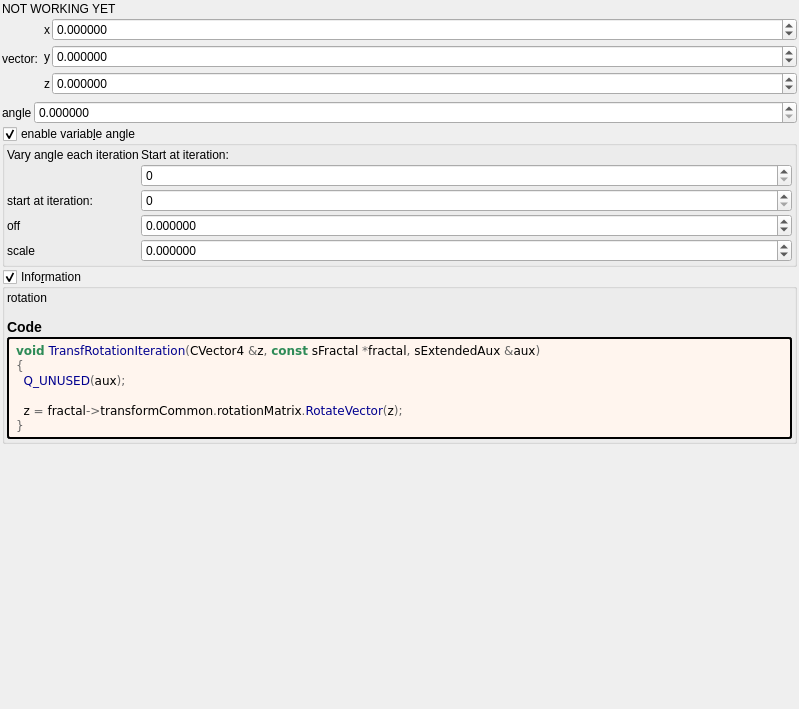
Qt form mandelbulber2/formula/ui/transf_rotate_about_vec3.ui (buddhi1980/mandelbulber2) before a commit.
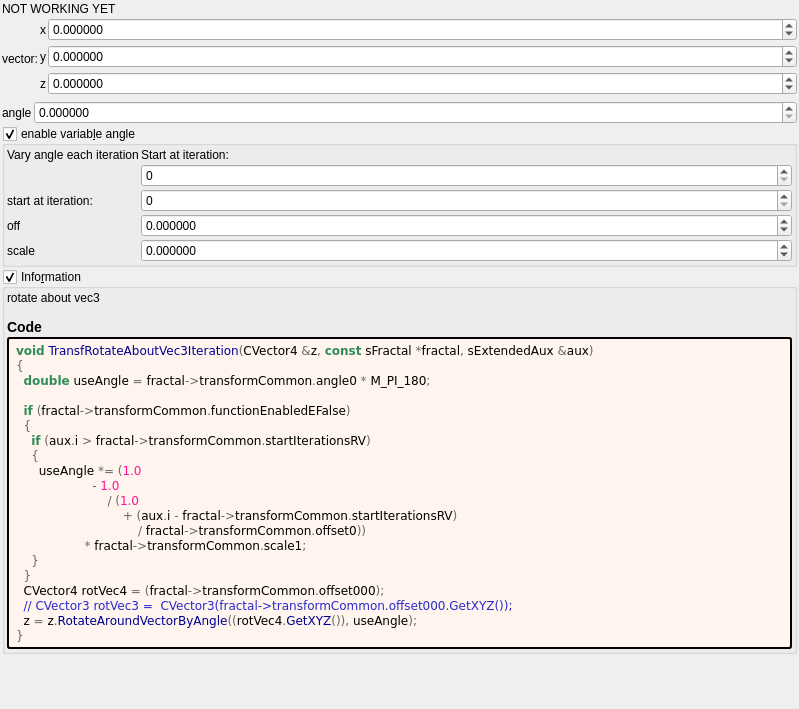
The same form after that commit. Custom widgets are drawn as their Qt base class.

Commit message: Corrected code for transf_rotation_vary_v1 Updated OpenCL formulas

Patch:
```diff
--- a/mandelbulber2/formula/ui/transf_rotate_about_vec3.ui
+++ b/mandelbulber2/formula/ui/transf_rotate_about_vec3.ui
@@ -152,7 +152,7 @@
      <item row="1" column="0" rowspan="5">
       <widget class="QLabel" name="label_35">
        <property name="text">
-        <string>vector: </string>
+        <string>vector:</string>
        </property>
       </widget>
      </item>
@@ -381,7 +381,7 @@
       <item>
        <widget class="QLabel" name="label_information_general">
         <property name="text">
-         <string notr="true">&lt;p&gt;rotation&lt;/p&gt;&lt;table&gt;
+         <string notr="true">&lt;p&gt;rotate about vec3&lt;/p&gt;&lt;table&gt;
 &lt;/table&gt;
 &lt;h3&gt;Code&lt;/h3&gt;</string>
         </property>
@@ -403,11 +403,25 @@
         </property>
         <property name="text">
          <string notr="true">&lt;body style=&quot;background-color:#fff5ee&quot;&gt;
-&lt;pre style=&quot;color:#000000; background-color:#fff5ee;  font-family:'Courier New',monospace;&quot;&gt;&lt;span style=&quot;color:#2e8b57; font-weight:bold&quot;&gt;void&lt;/span&gt; &lt;span style=&quot;color:#00008f&quot;&gt;TransfRotationIteration&lt;/span&gt;&lt;span style=&quot;color:#676767&quot;&gt;(&lt;/span&gt;CVector4 &lt;span style=&quot;color:#676767&quot;&gt;&amp;amp;&lt;/span&gt;z&lt;span style=&quot;color:#676767&quot;&gt;,&lt;/span&gt; &lt;span style=&quot;color:#2e8b57; font-weight:bold&quot;&gt;const&lt;/span&gt; sFractal &lt;span style=&quot;color:#676767&quot;&gt;*&lt;/span&gt;fractal&lt;span style=&quot;color:#676767&quot;&gt;,&lt;/span&gt; sExtendedAux &lt;span style=&quot;color:#676767&quot;&gt;&amp;amp;&lt;/span&gt;aux&lt;span style=&quot;color:#676767&quot;&gt;)&lt;/span&gt;
+&lt;pre style=&quot;color:#000000; background-color:#fff5ee;  font-family:'Courier New',monospace;&quot;&gt;&lt;span style=&quot;color:#2e8b57; font-weight:bold&quot;&gt;void&lt;/span&gt; &lt;span style=&quot;color:#00008f&quot;&gt;TransfRotateAboutVec3Iteration&lt;/span&gt;&lt;span style=&quot;color:#676767&quot;&gt;(&lt;/span&gt;CVector4 &lt;span style=&quot;color:#676767&quot;&gt;&amp;amp;&lt;/span&gt;z&lt;span style=&quot;color:#676767&quot;&gt;,&lt;/span&gt; &lt;span style=&quot;color:#2e8b57; font-weight:bold&quot;&gt;const&lt;/span&gt; sFractal &lt;span style=&quot;color:#676767&quot;&gt;*&lt;/span&gt;fractal&lt;span style=&quot;color:#676767&quot;&gt;,&lt;/span&gt; sExtendedAux &lt;span style=&quot;color:#676767&quot;&gt;&amp;amp;&lt;/span&gt;aux&lt;span style=&quot;color:#676767&quot;&gt;)&lt;/span&gt;
 &lt;span style=&quot;color:#676767&quot;&gt;{&lt;/span&gt;
-  &lt;span style=&quot;color:#00008f&quot;&gt;Q_UNUSED&lt;/span&gt;&lt;span style=&quot;color:#676767&quot;&gt;(&lt;/span&gt;aux&lt;span style=&quot;color:#676767&quot;&gt;);&lt;/span&gt;
+  &lt;span style=&quot;color:#2e8b57; font-weight:bold&quot;&gt;double&lt;/span&gt; useAngle &lt;span style=&quot;color:#676767&quot;&gt;=&lt;/span&gt; fractal&lt;span style=&quot;color:#676767&quot;&gt;-&amp;gt;&lt;/span&gt;transformCommon&lt;span style=&quot;color:#676767&quot;&gt;.&lt;/span&gt;angle0 &lt;span style=&quot;color:#676767&quot;&gt;*&lt;/span&gt; M_PI_180&lt;span style=&quot;color:#676767&quot;&gt;;&lt;/span&gt;
 
-  z &lt;span style=&quot;color:#676767&quot;&gt;=&lt;/span&gt; fractal&lt;span style=&quot;color:#676767&quot;&gt;-&amp;gt;&lt;/span&gt;transformCommon&lt;span style=&quot;color:#676767&quot;&gt;.&lt;/span&gt;rotationMatrix&lt;span style=&quot;color:#676767&quot;&gt;.&lt;/span&gt;&lt;span style=&quot;color:#00008f&quot;&gt;RotateVector&lt;/span&gt;&lt;span style=&quot;color:#676767&quot;&gt;(&lt;/span&gt;z&lt;span style=&quot;color:#676767&quot;&gt;);&lt;/span&gt;
+  &lt;span style=&quot;color:#2e8b57; font-weight:bold&quot;&gt;if&lt;/span&gt; &lt;span style=&quot;color:#676767&quot;&gt;(&lt;/span&gt;fractal&lt;span style=&quot;color:#676767&quot;&gt;-&amp;gt;&lt;/span&gt;transformCommon&lt;span style=&quot;color:#676767&quot;&gt;.&lt;/span&gt;functionEnabledEFalse&lt;span style=&quot;color:#676767&quot;&gt;)&lt;/span&gt;
+  &lt;span style=&quot;color:#676767&quot;&gt;{&lt;/span&gt;
+    &lt;span style=&quot;color:#2e8b57; font-weight:bold&quot;&gt;if&lt;/span&gt; &lt;span style=&quot;color:#676767&quot;&gt;(&lt;/span&gt;aux&lt;span style=&quot;color:#676767&quot;&gt;.&lt;/span&gt;i &lt;span style=&quot;color:#676767&quot;&gt;&amp;gt;&lt;/span&gt; fractal&lt;span style=&quot;color:#676767&quot;&gt;-&amp;gt;&lt;/span&gt;transformCommon&lt;span style=&quot;color:#676767&quot;&gt;.&lt;/span&gt;startIterationsRV&lt;span style=&quot;color:#676767&quot;&gt;)&lt;/span&gt;
+    &lt;span style=&quot;color:#676767&quot;&gt;{&lt;/span&gt;
+      useAngle &lt;span style=&quot;color:#676767&quot;&gt;*= (&lt;/span&gt;&lt;span style=&quot;color:#ff1493&quot;&gt;1.0&lt;/span&gt;
+                    &lt;span style=&quot;color:#676767&quot;&gt;-&lt;/span&gt; &lt;span style=&quot;color:#ff1493&quot;&gt;1.0&lt;/span&gt;
+                        &lt;span style=&quot;color:#676767&quot;&gt;/ (&lt;/span&gt;&lt;span style=&quot;color:#ff1493&quot;&gt;1.0&lt;/span&gt;
+                            &lt;span style=&quot;color:#676767&quot;&gt;+ (&lt;/span&gt;aux&lt;span style=&quot;color:#676767&quot;&gt;.&lt;/span&gt;i &lt;span style=&quot;color:#676767&quot;&gt;-&lt;/span&gt; fractal&lt;span style=&quot;color:#676767&quot;&gt;-&amp;gt;&lt;/span&gt;transformCommon&lt;span style=&quot;color:#676767&quot;&gt;.&lt;/span&gt;startIterationsRV&lt;span style=&quot;color:#676767&quot;&gt;)&lt;/span&gt;
+                                &lt;span style=&quot;color:#676767&quot;&gt;/&lt;/span&gt; fractal&lt;span style=&quot;color:#676767&quot;&gt;-&amp;gt;&lt;/span&gt;transformCommon&lt;span style=&quot;color:#676767&quot;&gt;.&lt;/span&gt;offset0&lt;span style=&quot;color:#676767&quot;&gt;))&lt;/span&gt;
+                  &lt;span style=&quot;color:#676767&quot;&gt;*&lt;/span&gt; fractal&lt;span style=&quot;color:#676767&quot;&gt;-&amp;gt;&lt;/span&gt;transformCommon&lt;span style=&quot;color:#676767&quot;&gt;.&lt;/span&gt;scale1&lt;span style=&quot;color:#676767&quot;&gt;;&lt;/span&gt;
+    &lt;span style=&quot;color:#676767&quot;&gt;}&lt;/span&gt;
+  &lt;span style=&quot;color:#676767&quot;&gt;}&lt;/span&gt;
+  CVector4 rotVec4 &lt;span style=&quot;color:#676767&quot;&gt;= (&lt;/span&gt;fractal&lt;span style=&quot;color:#676767&quot;&gt;-&amp;gt;&lt;/span&gt;transformCommon&lt;span style=&quot;color:#676767&quot;&gt;.&lt;/span&gt;offset000&lt;span style=&quot;color:#676767&quot;&gt;);&lt;/span&gt;
+  &lt;span style=&quot;color:#2929cc&quot;&gt;// CVector3 rotVec3 =  CVector3(fractal-&amp;gt;transformCommon.offset000.GetXYZ());&lt;/span&gt;
+  z &lt;span style=&quot;color:#676767&quot;&gt;=&lt;/span&gt; z&lt;span style=&quot;color:#676767&quot;&gt;.&lt;/span&gt;&lt;span style=&quot;color:#00008f&quot;&gt;RotateAroundVectorByAngle&lt;/span&gt;&lt;span style=&quot;color:#676767&quot;&gt;((&lt;/span&gt;rotVec4&lt;span style=&quot;color:#676767&quot;&gt;.&lt;/span&gt;&lt;span style=&quot;color:#00008f&quot;&gt;GetXYZ&lt;/span&gt;&lt;span style=&quot;color:#676767&quot;&gt;()),&lt;/span&gt; useAngle&lt;span style=&quot;color:#676767&quot;&gt;);&lt;/span&gt;
 &lt;span style=&quot;color:#676767&quot;&gt;}&lt;/span&gt;
 &lt;/pre&gt;
 &lt;/body&gt;</string>
```
Left out of the diff: 4 changed lines with no effect on the pictures. The commit also changes 27 other files.
